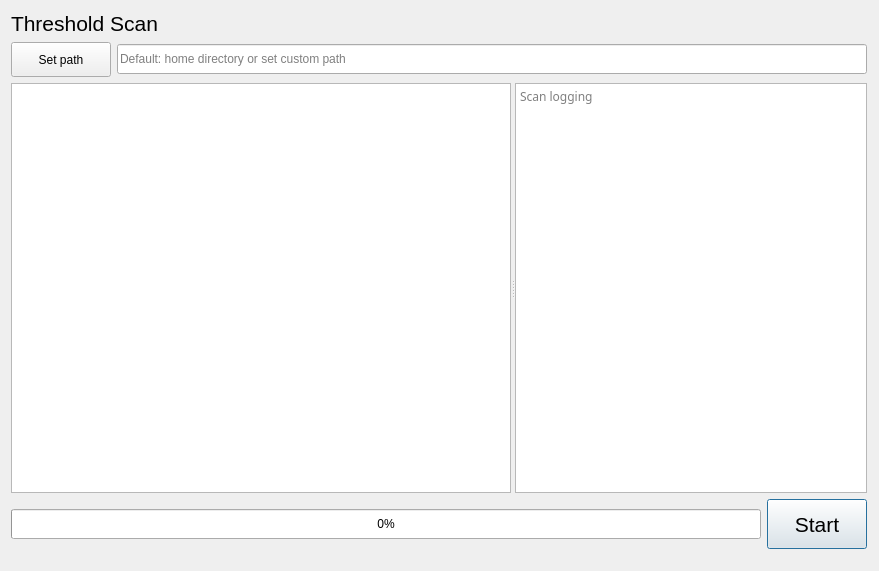
Old version of the form SpidrMpx3Eq/thresholdscan.ui in the repository navrit/dexter.
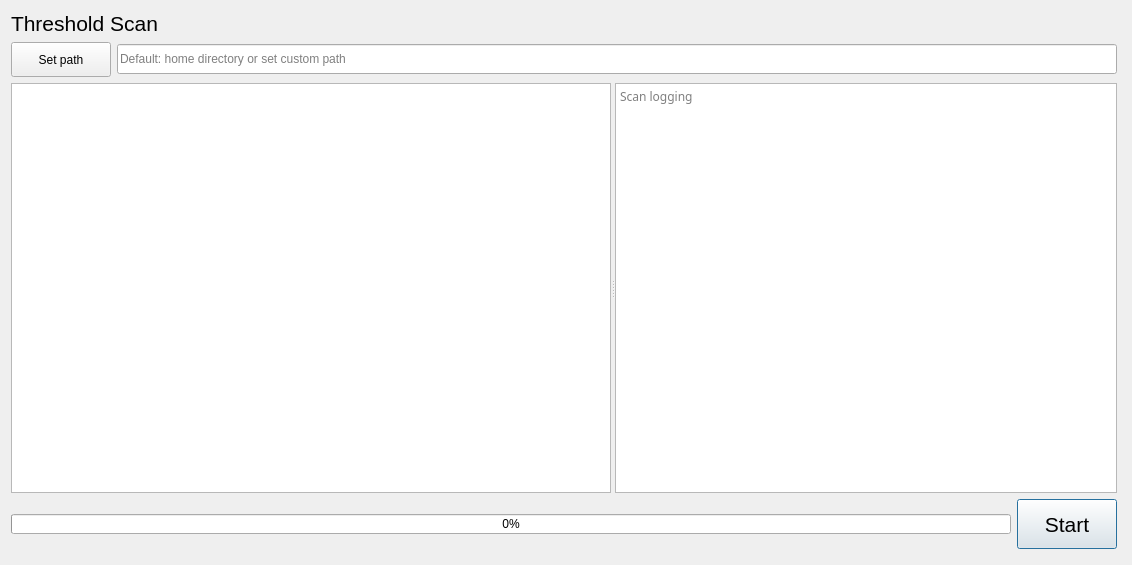
New version of the form.

```diff
--- a/SpidrMpx3Eq/thresholdscan.ui
+++ b/SpidrMpx3Eq/thresholdscan.ui
@@ -6,19 +6,19 @@
    <rect>
     <x>0</x>
     <y>0</y>
-    <width>879</width>
-    <height>571</height>
+    <width>1132</width>
+    <height>565</height>
    </rect>
   </property>
   <property name="windowTitle">
    <string>Form</string>
   </property>
-  <widget class="QWidget" name="">
+  <widget class="QWidget" name="layoutWidget">
    <property name="geometry">
     <rect>
      <x>11</x>
      <y>11</y>
-     <width>856</width>
+     <width>1106</width>
      <height>538</height>
     </rect>
    </property>
@@ -109,7 +109,7 @@
        </property>
        <property name="minimumSize">
         <size>
-         <width>500</width>
+         <width>600</width>
          <height>400</height>
         </size>
        </property>
@@ -123,7 +123,7 @@
        </property>
        <property name="minimumSize">
         <size>
-         <width>350</width>
+         <width>400</width>
          <height>0</height>
         </size>
        </property>
@@ -157,7 +157,7 @@
         <property name="maximumSize">
          <size>
           <width>16777215</width>
-          <height>30</height>
+          <height>20</height>
          </size>
         </property>
         <property name="value">
```
